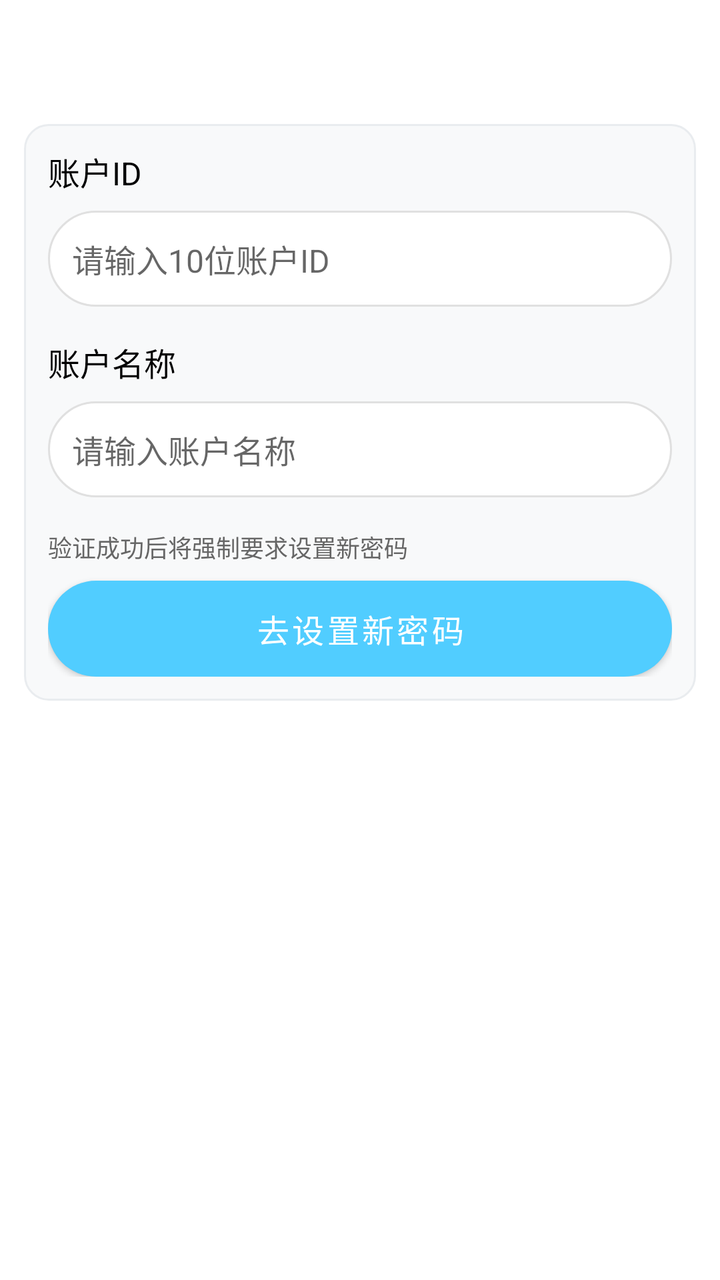
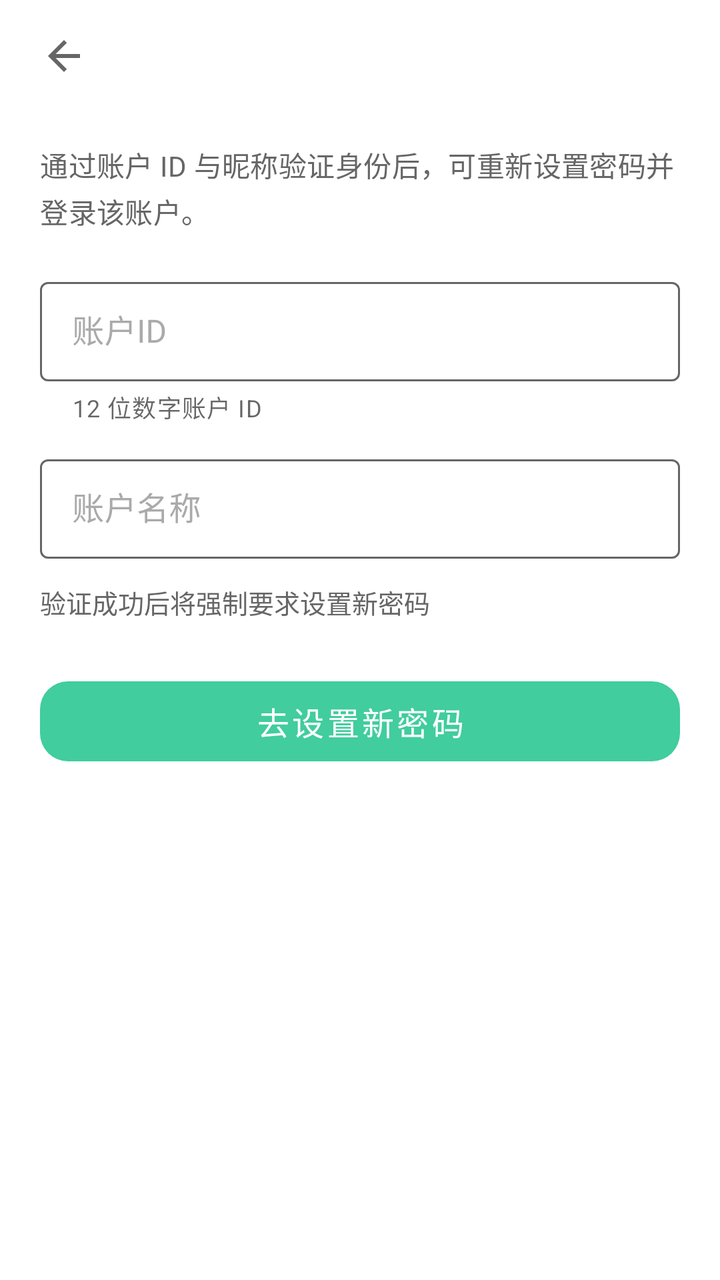

An Android layout rendered at two revisions. The XML below is the earlier revision; the diff shows what the commit changed to produce the second picture.
<!-- AndroidManifest.xml: activity theme Theme.PomodoroTimer.NoActionBar -->
<!-- res/layout/activity_account_recovery.xml -->
<?xml version="1.0" encoding="utf-8"?>
<ScrollView xmlns:android="http://schemas.android.com/apk/res/android"
    android:layout_width="match_parent"
    android:layout_height="match_parent"
    android:scrollbars="none">

    <LinearLayout
        android:layout_width="match_parent"
        android:layout_height="wrap_content"
        android:orientation="vertical"
        android:layout_marginTop="40dp"
        android:padding="12dp">

        <LinearLayout
            android:layout_width="match_parent"
            android:layout_height="wrap_content"
            android:layout_marginTop="10dp"
            android:orientation="vertical"
            android:background="@drawable/account_section_background"
            android:padding="12dp">

            <TextView
                android:layout_width="wrap_content"
                android:layout_height="wrap_content"
                android:text="@string/account_label_user_id"
                android:textSize="16sp"
                android:textColor="@color/text_primary"
                android:layout_marginBottom="8dp"/>

            <EditText
                android:id="@+id/et_user_id"
                android:layout_width="match_parent"
                android:layout_height="48dp"
                android:background="@drawable/edit_text_background"
                android:padding="12dp"
                android:hint="@string/account_error_user_id_10_digits"
                android:textSize="16sp"
                android:inputType="number"
                android:maxLength="10"
                android:layout_marginBottom="16dp"/>

            <TextView
                android:layout_width="wrap_content"
                android:layout_height="wrap_content"
                android:text="@string/account_label_account_name"
                android:textSize="16sp"
                android:textColor="@color/text_primary"
                android:layout_marginBottom="8dp"/>

            <EditText
                android:id="@+id/et_nickname"
                android:layout_width="match_parent"
                android:layout_height="48dp"
                android:background="@drawable/edit_text_background"
                android:padding="12dp"
                android:hint="@string/account_error_account_name_required"
                android:textSize="16sp"
                android:inputType="textPersonName"
                android:layout_marginBottom="16dp"/>

            <TextView
                android:id="@+id/tv_hint"
                android:layout_width="match_parent"
                android:layout_height="wrap_content"
                android:text="@string/account_recovery_force_password_message"
                android:textColor="@color/text_secondary"
                android:textSize="12sp"
                android:layout_marginBottom="8dp"/>

            <Button
                android:id="@+id/btn_recover"
                android:layout_width="match_parent"
                android:layout_height="48dp"
                android:text="@string/account_btn_set_password"
                android:textSize="16sp"
                android:background="@drawable/button_blue_background"
                android:textColor="@color/white"/>

        </LinearLayout>

    </LinearLayout>

</ScrollView>
<!-- resources referenced by this layout -->
<resources>
  <color name="white">#FFFFFFFF</color>
  <!-- drawable account_section_background (drawable) -->
  <?xml version="1.0" encoding="utf-8"?>
  <shape xmlns:android="http://schemas.android.com/apk/res/android"
      android:shape="rectangle">
      <solid android:color="@color/account_section_bg" />
      <corners android:radius="12dp" />
      <stroke
          android:width="1dp"
          android:color="@color/account_section_border" />
  </shape>
  <!-- drawable button_blue_background (drawable) -->
  <?xml version="1.0" encoding="utf-8"?>
  <shape xmlns:android="http://schemas.android.com/apk/res/android"
      android:shape="rectangle">
      <solid android:color="#2196F3" />
      <corners android:radius="28dp" />
  </shape>
  <!-- drawable edit_text_background (drawable) -->
  <?xml version="1.0" encoding="utf-8"?>
  <shape xmlns:android="http://schemas.android.com/apk/res/android"
      android:shape="rectangle">
      <solid android:color="@color/white" />
      <corners android:radius="24dp" />
      <stroke
          android:width="1dp"
          android:color="#E0E0E0" />
  </shape>
  <string name="account_error_account_name_required">请输入账户名称</string>
  <string name="account_error_user_id_10_digits">请输入10位账户ID</string>
  <style name="Theme.PomodoroTimer.NoActionBar" parent="Theme.MaterialComponents.DayNight.NoActionBar">
          <item name="windowActionBar">false</item>
          <item name="windowNoTitle">true</item>
          <item name="colorPrimary">@color/skyblue</item>
          <item name="colorPrimaryVariant">@color/default_theme_dark</item>
          <item name="colorOnPrimary">@color/text_primary</item>
          <item name="android:statusBarColor">@color/background_card</item>
          <item name="android:navigationBarColor">@color/background_card</item>
          <item name="android:windowFullscreen">false</item>
          <item name="android:windowContentOverlay">@null</item>
      </style>
  <color name="account_section_bg">#FFF8F9FA</color>
  <color name="account_section_border">#FFE9ECEF</color>
  <color name="skyblue">#FF51CDFF</color>
  <color name="default_theme_dark">#014971</color>
  <color name="background_card">#FFFFFFFF</color>
  <!-- unchanged entries left out for length: 6 -->
</resources>

<!-- the commit's change to res/layout/activity_account_recovery.xml (unified diff, before → after) -->
@@ -1,83 +1,112 @@
 <?xml version="1.0" encoding="utf-8"?>
-<ScrollView xmlns:android="http://schemas.android.com/apk/res/android"
+<LinearLayout xmlns:android="http://schemas.android.com/apk/res/android"
+    xmlns:app="http://schemas.android.com/apk/res-auto"
     android:layout_width="match_parent"
     android:layout_height="match_parent"
-    android:scrollbars="none">
+    android:orientation="vertical">
 
-    <LinearLayout
+    <include layout="@layout/include_subpage_toolbar" />
+
+    <androidx.core.widget.NestedScrollView
+        android:id="@+id/subpage_content"
         android:layout_width="match_parent"
-        android:layout_height="wrap_content"
-        android:orientation="vertical"
-        android:layout_marginTop="40dp"
-        android:padding="12dp">
+        android:layout_height="0dp"
+        android:layout_weight="1"
+        android:clipToPadding="false"
+        android:fillViewport="true"
+        android:overScrollMode="ifContentScrolls"
+        android:scrollbars="none">
 
         <LinearLayout
             android:layout_width="match_parent"
             android:layout_height="wrap_content"
-            android:layout_marginTop="10dp"
             android:orientation="vertical"
-            android:background="@drawable/account_section_background"
-            android:padding="12dp">
+            android:paddingHorizontal="20dp"
+            android:paddingTop="16dp"
+            android:paddingBottom="32dp">
 
             <TextView
-                android:layout_width="wrap_content"
+                style="@style/AuthFormSubtitle"
+                android:layout_width="match_parent"
                 android:layout_height="wrap_content"
-                android:text="@string/account_label_user_id"
-                android:textSize="16sp"
-                android:textColor="@color/text_primary"
-                android:layout_marginBottom="8dp"/>
+                android:text="@string/auth_recovery_subtitle" />
 
-            <EditText
-                android:id="@+id/et_user_id"
+            <com.google.android.material.textfield.TextInputLayout
+                android:id="@+id/til_user_id"
+                style="@style/AuthTextInputLayout"
                 android:layout_width="match_parent"
-                android:layout_height="48dp"
-                android:background="@drawable/edit_text_background"
-                android:padding="12dp"
-                android:hint="@string/account_error_user_id_10_digits"
-                android:textSize="16sp"
-                android:inputType="number"
-                android:maxLength="10"
-                android:layout_marginBottom="16dp"/>
+                android:layout_height="wrap_content"
+                android:layout_marginTop="20dp"
+                android:hint="@string/account_label_user_id"
+                app:helperText="@string/account_hint_user_id_12"
+                app:helperTextEnabled="true">
 
-            <TextView
-                android:layout_width="wrap_content"
+                <com.google.android.material.textfield.TextInputEditText
+                    android:id="@+id/et_user_id"
+                    style="@style/AuthTextInputEditText"
+                    android:layout_width="match_parent"
+                    android:layout_height="wrap_content"
+                    android:imeOptions="actionNext"
+                    android:inputType="number"
+                    android:maxLength="12"
+                    android:maxLines="1" />
+            </com.google.android.material.textfield.TextInputLayout>
+
+            <com.google.android.material.textfield.TextInputLayout
+                android:id="@+id/til_nickname"
+                style="@style/AuthTextInputLayout"
+                android:layout_width="match_parent"
                 android:layout_height="wrap_content"
-                android:text="@string/account_label_account_name"
-                android:textSize="16sp"
-                android:textColor="@color/text_primary"
-                android:layout_marginBottom="8dp"/>
+                android:layout_marginTop="12dp"
+                android:hint="@string/account_label_account_name">
 
-            <EditText
-                android:id="@+id/et_nickname"
-                android:layout_width="match_parent"
-                android:layout_height="48dp"
-                android:background="@drawable/edit_text_background"
-                android:padding="12dp"
-                android:hint="@string/account_error_account_name_required"
-                android:textSize="16sp"
-                android:inputType="textPersonName"
-                android:layout_marginBottom="16dp"/>
+                <com.google.android.material.textfield.TextInputEditText
+                    android:id="@+id/et_nickname"
+                    style="@style/AuthTextInputEditText"
+                    android:layout_width="match_parent"
+                    android:layout_height="wrap_content"
+                    android:imeOptions="actionDone"
+                    android:inputType="textPersonName"
+                    android:maxLength="20"
+                    android:maxLines="1" />
+            </com.google.android.material.textfield.TextInputLayout>
 
             <TextView
                 android:id="@+id/tv_hint"
                 android:layout_width="match_parent"
                 android:layout_height="wrap_content"
+                android:layout_marginTop="12dp"
+                android:lineSpacingExtra="2dp"
                 android:text="@string/account_recovery_force_password_message"
                 android:textColor="@color/text_secondary"
-                android:textSize="12sp"
-                android:layout_marginBottom="8dp"/>
+                android:textSize="13sp" />
 
-            <Button
+            <com.google.android.material.button.MaterialButton
                 android:id="@+id/btn_recover"
+                style="@style/AuthPrimaryButton"
                 android:layout_width="match_parent"
-                android:layout_height="48dp"
-                android:text="@string/account_btn_set_password"
-                android:textSize="16sp"
-                android:background="@drawable/button_blue_background"
-                android:textColor="@color/white"/>
+                android:layout_height="wrap_content"
+                android:layout_marginTop="24dp"
+                android:text="@string/account_btn_set_password" />
+        </LinearLayout>
+    </androidx.core.widget.NestedScrollView>
+</LinearLayout>
+<!-- res/layout/include_subpage_toolbar.xml (included above) -->
+<?xml version="1.0" encoding="utf-8"?>
+<FrameLayout xmlns:android="http://schemas.android.com/apk/res/android"
+    xmlns:app="http://schemas.android.com/apk/res-auto"
+    android:id="@+id/subpage_toolbar_container"
+    android:layout_width="match_parent"
+    android:layout_height="wrap_content">
 
-        </LinearLayout>
-
-    </LinearLayout>
-
-</ScrollView>
+    <com.google.android.material.appbar.MaterialToolbar
+        android:id="@+id/subpage_toolbar"
+        style="@style/MainToolbar"
+        android:layout_width="match_parent"
+        android:layout_height="56dp"
+        android:paddingStart="4dp"
+        android:paddingEnd="12dp"
+        app:navigationIcon="@drawable/ic_back"
+        app:titleCentered="false"
+        app:titleTextAppearance="@style/AppActionBarTitle" />
+</FrameLayout>
<!-- resource entries referenced after the edit -->
@@ -1,51 +1,110 @@
 <!-- resources referenced by this layout -->
 <resources>
-  <color name="white">#FFFFFFFF</color>
-  <!-- drawable account_section_background (drawable) -->
-  <?xml version="1.0" encoding="utf-8"?>
-  <shape xmlns:android="http://schemas.android.com/apk/res/android"
-      android:shape="rectangle">
-      <solid android:color="@color/account_section_bg" />
-      <corners android:radius="12dp" />
-      <stroke
-          android:width="1dp"
-          android:color="@color/account_section_border" />
-  </shape>
-  <!-- drawable button_blue_background (drawable) -->
-  <?xml version="1.0" encoding="utf-8"?>
-  <shape xmlns:android="http://schemas.android.com/apk/res/android"
-      android:shape="rectangle">
-      <solid android:color="#2196F3" />
-      <corners android:radius="28dp" />
-  </shape>
-  <!-- drawable edit_text_background (drawable) -->
-  <?xml version="1.0" encoding="utf-8"?>
-  <shape xmlns:android="http://schemas.android.com/apk/res/android"
-      android:shape="rectangle">
-      <solid android:color="@color/white" />
-      <corners android:radius="24dp" />
-      <stroke
-          android:width="1dp"
-          android:color="#E0E0E0" />
-  </shape>
-  <string name="account_error_account_name_required">请输入账户名称</string>
-  <string name="account_error_user_id_10_digits">请输入10位账户ID</string>
+  <!-- drawable ic_back (drawable) -->
+  <vector xmlns:android="http://schemas.android.com/apk/res/android"
+      android:width="24dp"
+      android:height="24dp"
+      android:viewportWidth="24"
+      android:viewportHeight="24"
+      android:tint="?attr/colorControlNormal">
+      <path
+          android:fillColor="@color/text_secondary"
+          android:pathData="M20,11H7.83l5.59,-5.59L12,4l-8,8 8,8 1.41,-1.41L7.83,13H20v-2z"/>
+  </vector>
+  <string name="account_hint_user_id_12">12 位数字账户 ID</string>
+  <string name="auth_recovery_subtitle">通过账户 ID 与昵称验证身份后，可重新设置密码并登录该账户。</string>
+  <style name="AppActionBarTitle" parent="TextAppearance.AppCompat.Widget.ActionBar.Title">
+          <item name="android:textColor">@color/text_primary</item>
+          <item name="android:textSize">18sp</item>
+      </style>
+  <style name="AuthFormSubtitle">
+          <item name="android:textSize">14sp</item>
+          <item name="android:textColor">@color/text_secondary</item>
+          <item name="android:lineSpacingExtra">3dp</item>
+          <item name="android:letterSpacing">0.01</item>
+      </style>
+  <style name="AuthPrimaryButton" parent="Widget.MaterialComponents.Button.UnelevatedButton">
+          <item name="android:minHeight">52dp</item>
+          <item name="android:textAllCaps">false</item>
+          <item name="android:textColor">@color/on_brand</item>
+          <item name="android:textSize">16sp</item>
+          <item name="backgroundTint">@color/brand</item>
+          <item name="cornerRadius">14dp</item>
+          <item name="elevation">0dp</item>
+          <item name="rippleColor">@color/bottom_nav_ripple</item>
+      </style>
+  <style name="AuthTextInputEditText">
+          <item name="android:textColor">@color/text_primary</item>
+          <item name="android:textSize">16sp</item>
+          <item name="android:paddingTop">14dp</item>
+          <item name="android:paddingBottom">14dp</item>
+      </style>
+  <style name="AuthTextInputLayout" parent="Widget.MaterialComponents.TextInputLayout.OutlinedBox">
+          <item name="boxStrokeColor">@color/text_input_box_stroke</item>
+          <item name="hintTextColor">@color/brand</item>
+          <item name="android:textColorHint">@color/text_hint</item>
+      </style>
+  <style name="MainToolbar" parent="Widget.MaterialComponents.Toolbar">
+          <item name="android:background">@android:color/transparent</item>
+          <item name="background">@android:color/transparent</item>
+          <item name="android:elevation">0dp</item>
+          <item name="elevation">0dp</item>
+          <item name="android:stateListAnimator">@null</item>
+          <item name="android:outlineProvider">none</item>
+      </style>
   <style name="Theme.PomodoroTimer.NoActionBar" parent="Theme.MaterialComponents.DayNight.NoActionBar">
           <item name="windowActionBar">false</item>
           <item name="windowNoTitle">true</item>
-          <item name="colorPrimary">@color/skyblue</item>
-          <item name="colorPrimaryVariant">@color/default_theme_dark</item>
-          <item name="colorOnPrimary">@color/text_primary</item>
-          <item name="android:statusBarColor">@color/background_card</item>
-          <item name="android:navigationBarColor">@color/background_card</item>
+          <item name="colorPrimary">@color/brand</item>
+          <item name="colorPrimaryVariant">@color/brand</item>
+          <item name="colorOnPrimary">@color/on_brand</item>
+          <item name="colorSecondary">@color/brand</item>
+          <item name="colorOnSecondary">@color/on_brand</item>
+          <item name="android:statusBarColor">@color/surface_card</item>
+          <item name="android:navigationBarColor">@color/surface_card</item>
           <item name="android:windowFullscreen">false</item>
           <item name="android:windowContentOverlay">@null</item>
+          <item name="android:windowLightStatusBar" tools:targetApi="m">true</item>
+          <item name="materialAlertDialogTheme">@style/ThemeOverlay.Pomodoro.MaterialAlertDialog</item>
       </style>
-  <color name="account_section_bg">#FFF8F9FA</color>
-  <color name="account_section_border">#FFE9ECEF</color>
-  <color name="skyblue">#FF51CDFF</color>
-  <color name="default_theme_dark">#014971</color>
-  <color name="background_card">#FFFFFFFF</color>
+  <color name="on_brand">@color/absolute_white</color>
+  <color name="brand">#FF41CD9D</color>
+  <color name="bottom_nav_ripple">#0A000000</color>
+  <color name="text_hint">#FFAAAAAA</color>
+  <color name="surface_card">#FFFFFFFF</color>
+  <style name="ThemeOverlay.Pomodoro.MaterialAlertDialog" parent="ThemeOverlay.MaterialComponents.MaterialAlertDialog">
+          <item name="colorPrimary">@color/brand</item>
+          <item name="colorSecondary">@color/brand</item>
+          <item name="colorSurface">@color/surface_card</item>
+          <item name="colorOnSurface">@color/text_primary</item>
+          <item name="materialAlertDialogTitleTextStyle">@style/TextAppearance.Pomodoro.Dialog.Title</item>
+          <item name="materialAlertDialogBodyTextStyle">@style/TextAppearance.Pomodoro.Dialog.Body</item>
+          <item name="shapeAppearanceOverlay">@style/ShapeAppearance.Pomodoro.Dialog</item>
+          <item name="buttonBarPositiveButtonStyle">@style/Widget.Pomodoro.Dialog.Button</item>
+          <item name="buttonBarNegativeButtonStyle">@style/Widget.Pomodoro.Dialog.Button</item>
+          <item name="buttonBarNeutralButtonStyle">@style/Widget.Pomodoro.Dialog.Button</item>
+      </style>
+  <color name="absolute_white">#FFFFFFFF</color>
+  <style name="TextAppearance.Pomodoro.Dialog.Title" parent="MaterialAlertDialog.MaterialComponents.Title.Text">
+          <item name="android:textColor">@color/text_primary</item>
+          <item name="android:textSize">18sp</item>
+          <item name="android:textStyle">bold</item>
+      </style>
+  <style name="TextAppearance.Pomodoro.Dialog.Body" parent="MaterialAlertDialog.MaterialComponents.Body.Text">
+          <item name="android:textColor">@color/text_secondary</item>
+          <item name="android:textSize">14sp</item>
+          <item name="android:lineSpacingExtra">3dp</item>
+      </style>
+  <style name="ShapeAppearance.Pomodoro.Dialog" parent="ShapeAppearance.MaterialComponents.LargeComponent">
+          <item name="cornerFamily">rounded</item>
+          <item name="cornerSize">20dp</item>
+      </style>
+  <style name="Widget.Pomodoro.Dialog.Button" parent="Widget.MaterialComponents.Button.TextButton.Dialog">
+          <item name="android:textColor">@color/brand</item>
+          <item name="android:textAllCaps">false</item>
+          <item name="rippleColor">@color/brand_container</item>
+      </style>
+  <color name="brand_container">#1A41CD9D</color>
   <!-- unchanged entries left out for length: 6 -->
 </resources>
 
